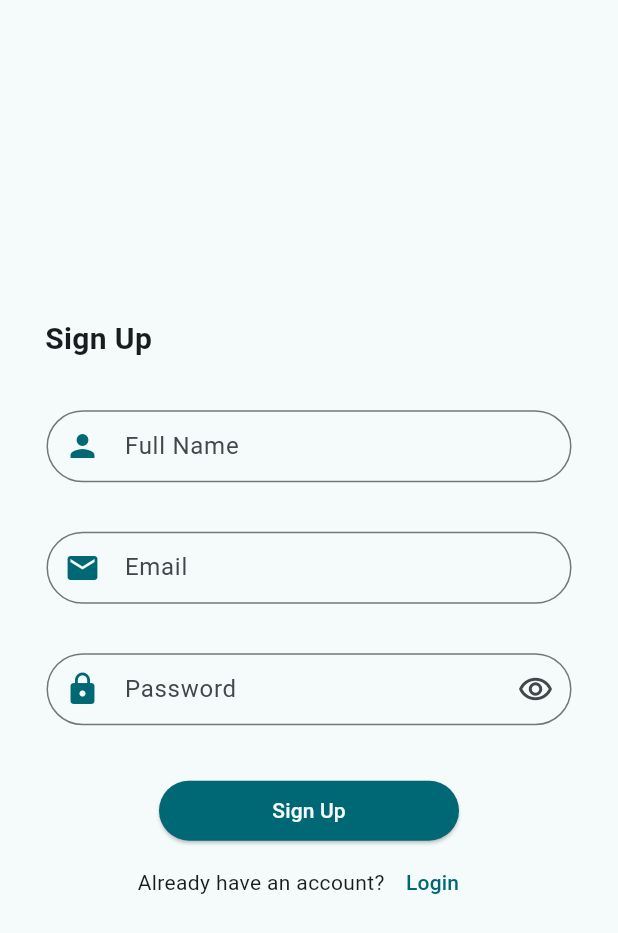
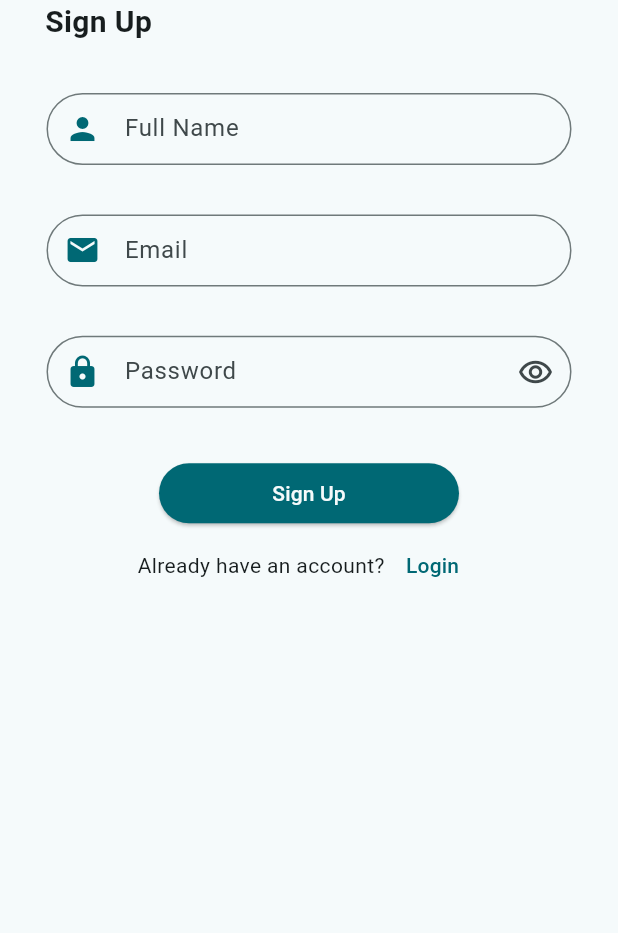
Before and after one commit to Arunav47/CareBridge, a Flutter app: the SignUp screen opened directly with empty values, on a phone screen of 412 x 824 dp. Shown: the top 933 px of the screen. Run offline on Flutter 3.47's test engine with Material 3 defaults, Android fonts, the phone set to English and light mode, and no system bars; our stand-ins replace cloud_firestore, firebase_auth, firebase_core, fluttertoast, get; accounts and stored records are empty.

Commit message:
Login and Signup page modified

```diff
--- a/lib/auth/login/login.dart
+++ b/lib/auth/login/login.dart
@@ -39,8 +39,8 @@ class _LoginState extends State<Login> {
     double height = MediaQuery.of(context).size.height;
     return Scaffold(
       body: SafeArea(
+        child: SingleChildScrollView(
           child: Column(
-          mainAxisAlignment: MainAxisAlignment.center,
             crossAxisAlignment: CrossAxisAlignment.center,
             children: [
               Container(
@@ -100,6 +100,7 @@ class _LoginState extends State<Login> {
             ],
           ),
         ),
+      ),
     );
   }
 }
--- a/lib/auth/signup/signup.dart
+++ b/lib/auth/signup/signup.dart
@@ -28,15 +28,16 @@ class _SignUpState extends State<SignUp> {
     double width = MediaQuery.of(context).size.width;
     double height = MediaQuery.of(context).size.height;
     return Scaffold(
-      body: SafeArea(
+      body: SingleChildScrollView(
         child: Column(
-          mainAxisAlignment: MainAxisAlignment.center,
           crossAxisAlignment: CrossAxisAlignment.center,
           children: [
+
             Container(
               width: width,
               child: Form(
                 key: formKey,
+                child: SingleChildScrollView(
                   child: Column(
                     crossAxisAlignment: CrossAxisAlignment.center,
                     children: [
@@ -81,7 +82,8 @@ class _SignUpState extends State<SignUp> {
                           },
                         child: const Text("Sign Up"),
                       ),
-                    Row(
+                      Container(
+                        child: Row(
                           mainAxisAlignment: MainAxisAlignment.center,
                           children: [
                             const Text("Already have an account?"),
@@ -91,9 +93,11 @@ class _SignUpState extends State<SignUp> {
                               },
                               child: const Text("Login"))
                           ],
+                        ),
                       )
 
                     ],
+                  ),
                 ),
               ),
             ),
```
Also changed, not shown: lib/auth/auth.dart (+30 -3 lines). Lines whose indentation alone changed are shown as unchanged.
